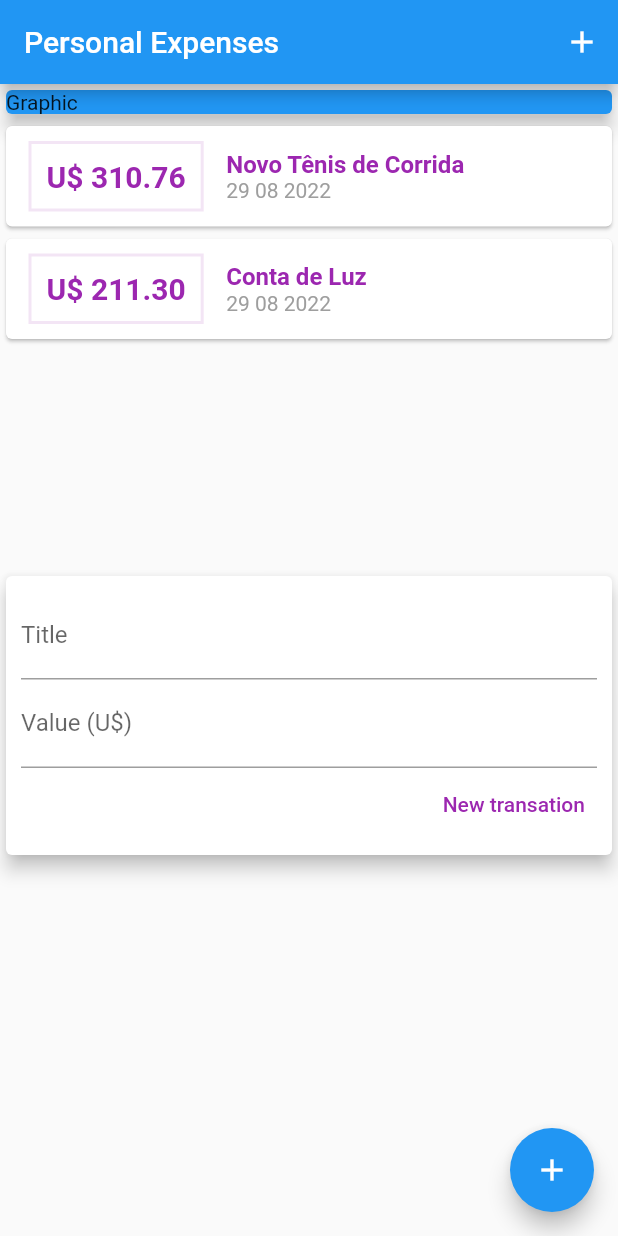
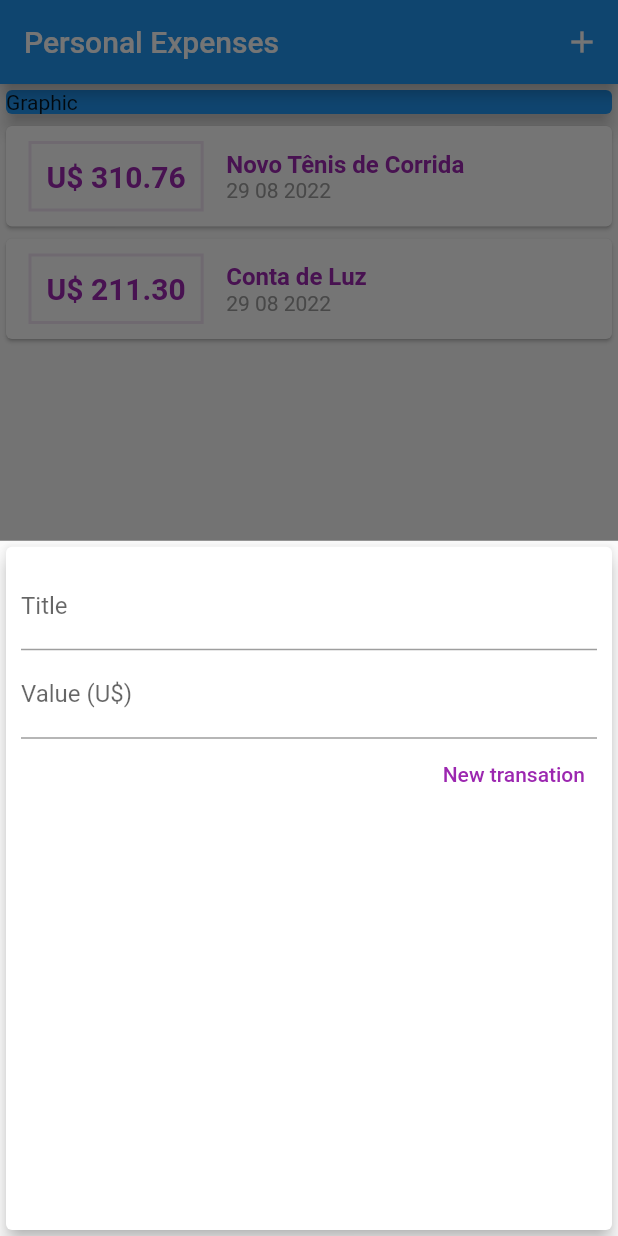
Before and after one commit to cadumeneses/personal_expenses, a Flutter app: the screen it shows after launch, after a tap on the "add" icon, on a phone screen of 412 x 824 dp. Run offline on Flutter 3.47's test engine with Material 2 defaults, Android fonts, the phone set to English and light mode, and no system bars.

Commit message:
refactor: delete transaction_user and feat: add modal transaction

```diff
--- a/lib/components/transaction_form.dart
+++ b/lib/components/transaction_form.dart
@@ -1,11 +1,18 @@
 import 'package:flutter/material.dart';
 
-class TransationForm extends StatelessWidget {
-  final titleController = TextEditingController();
-  final valueController = TextEditingController();
+class TransationForm extends StatefulWidget {
   final void Function(String, double) onSubmit;
 
   TransationForm(this.onSubmit, {Key? key}) : super(key: key);
+
+  @override
+  State<TransationForm> createState() => _TransationFormState();
+}
+
+class _TransationFormState extends State<TransationForm> {
+  final titleController = TextEditingController();
+
+  final valueController = TextEditingController();
 
   _submitForm() {
     final title = titleController.text;
@@ -15,7 +22,7 @@ class TransationForm extends StatelessWidget {
       return;
     }
 
-    onSubmit(title, value);
+    widget.onSubmit(title, value);
   }
 
   @override
--- a/lib/components/transaction_user.dart
+++ /dev/null
@@ -1,53 +0,0 @@
-import 'dart:math';
-
-import 'package:flutter/cupertino.dart';
-import './transaction_form.dart';
-import './transaction_list.dart';
-import '../models/transaction.dart';
-
-class TransationUser extends StatefulWidget {
-  const TransationUser({Key? key}) : super(key: key);
-
-  @override
-  State<TransationUser> createState() => _TransationUserState();
-}
-
-class _TransationUserState extends State<TransationUser> {
-  final _transactions = [
-    Transaction(
-      id: 't1',
-      title: 'Novo Tênis de Corrida',
-      value: 310.76,
-      date: DateTime.now(),
-    ),
-    Transaction(
-      id: 't2',
-      title: 'Conta de Luz',
-      value: 211.30,
-      date: DateTime.now(),
-    ),
-  ];
-
-  _addTransaction(String title, double value) {
-    final newTransaction = Transaction(
-      id: Random().nextDouble().toString(),
-      title: title,
-      value: value,
-      date: DateTime.now(),
-    );
-
-    setState(() {
-      _transactions.add(newTransaction);
-    });
-  }
-
-  @override
-  Widget build(BuildContext context) {
-    return Column(
-      children: [
-        TransactionList(_transactions),
-        TransationForm(_addTransaction),
-      ],
-    );
-  }
-}
--- a/lib/main.dart
+++ b/lib/main.dart
@@ -1,5 +1,10 @@
 import 'package:flutter/material.dart';
-import 'components/transaction_user.dart';
+import 'package:personal_expenses/components/transaction_form.dart';
+import 'dart:math';
+
+import 'components/transaction_form.dart';
+import 'components/transaction_list.dart';
+import 'models/transaction.dart';
 
 main() => runApp(const ExpensesApp());
 
@@ -12,17 +17,58 @@ class ExpensesApp extends StatelessWidget {
   }
 }
 
-class MyHomePage extends StatelessWidget {
+class MyHomePage extends StatefulWidget {
   const MyHomePage({Key? key}) : super(key: key);
+
+  @override
+  State<MyHomePage> createState() => _MyHomePageState();
+}
+
+class _MyHomePageState extends State<MyHomePage> {
+  final _transactions = [
+    Transaction(
+      id: 't1',
+      title: 'Novo Tênis de Corrida',
+      value: 310.76,
+      date: DateTime.now(),
+    ),
+    Transaction(
+      id: 't2',
+      title: 'Conta de Luz',
+      value: 211.30,
+      date: DateTime.now(),
+    ),
+  ];
+
+  _addTransaction(String title, double value) {
+    final newTransaction = Transaction(
+      id: Random().nextDouble().toString(),
+      title: title,
+      value: value,
+      date: DateTime.now(),
+    );
+
+    setState(() {
+      _transactions.add(newTransaction);
+    });
+  }
+
+  _openTransactionFormModal(BuildContext context) {
+    showModalBottomSheet(
+        context: context,
+        builder: (_) {
+          return TransationForm(_addTransaction);
+        });
+  }
 
   @override
   Widget build(BuildContext context) {
     return Scaffold(
       appBar: AppBar(
         title: const Text('Personal Expenses'),
-        actions:[
+        actions: [
           IconButton(
-            onPressed: () {},
+            onPressed: () => _openTransactionFormModal(context),
             icon: const Icon(Icons.add),
           )
         ],
@@ -30,20 +76,20 @@ class MyHomePage extends StatelessWidget {
       body: SingleChildScrollView(
         child: Column(
           crossAxisAlignment: CrossAxisAlignment.stretch,
-          children: const [
-            SizedBox(
+          children: [
+            const SizedBox(
               child: Card(
                 elevation: 5,
                 color: Colors.blue,
                 child: Text('Graphic'),
               ),
             ),
-            TransationUser(),
+            TransactionList(_transactions),
           ],
         ),
       ),
       floatingActionButton: FloatingActionButton(
-        onPressed: () {},
+        onPressed: () => _openTransactionFormModal(context),
         child: const Icon(Icons.add),
       ),
     );
```
